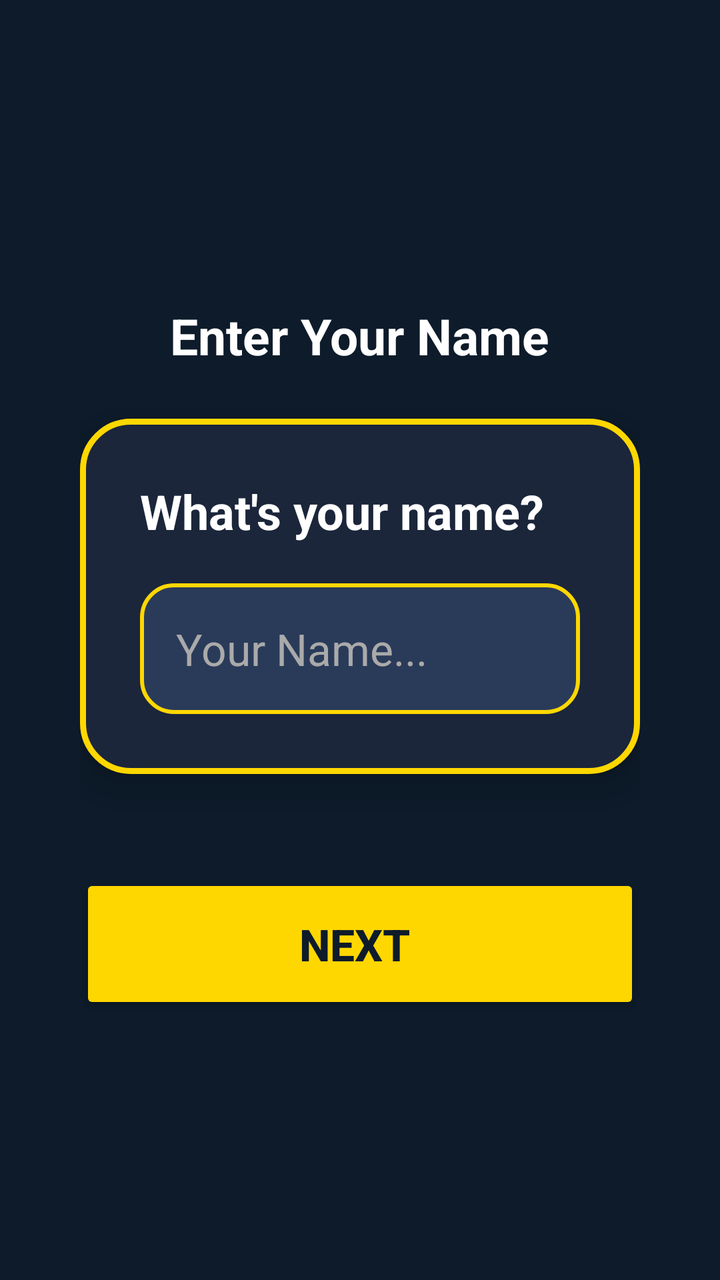
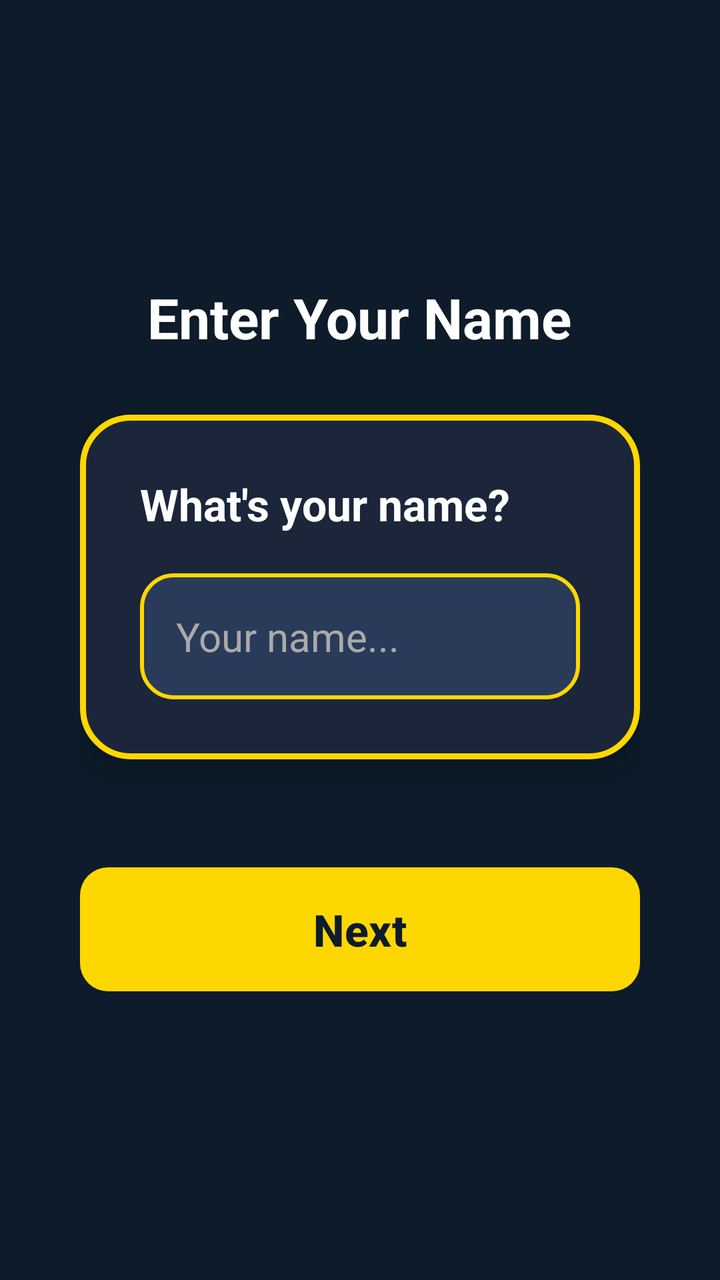

An Android layout rendered at two revisions. The XML below is the earlier revision; the diff shows what the commit changed to produce the second picture.
<!-- AndroidManifest.xml: application theme Theme.QuizApp -->
<!-- res/layout/activity_name.xml -->
<?xml version="1.0" encoding="utf-8"?>
<LinearLayout xmlns:android="http://schemas.android.com/apk/res/android"
    android:layout_width="match_parent"
    android:layout_height="match_parent"
    android:orientation="vertical"
    android:gravity="center"
    android:padding="40dp"
    android:background="#0D1B2A">

    <LinearLayout
        android:layout_width="wrap_content"
        android:layout_height="wrap_content"
        android:orientation="horizontal"
        android:layout_marginBottom="20dp">

        <TextView
            android:layout_width="wrap_content"
            android:layout_height="wrap_content"
            android:textSize="42sp" />

        <TextView
            android:layout_width="wrap_content"
            android:layout_height="wrap_content"
            android:text="Enter Your Name"
            android:textSize="25sp"
            android:textStyle="bold"
            android:textColor="#FFFFFF"
            android:layout_marginHorizontal="16dp" />

        <TextView
            android:layout_width="wrap_content"
            android:layout_height="wrap_content"
            android:textSize="42sp" />
    </LinearLayout>

    <LinearLayout
        android:layout_width="match_parent"
        android:layout_height="wrap_content"
        android:orientation="vertical"
        android:background="@drawable/input_card_bg"
        android:padding="30dp"
        android:elevation="10dp">

        <TextView
            android:layout_width="wrap_content"
            android:layout_height="wrap_content"
            android:text="What's your name?"
            android:textSize="24sp"
            android:textColor="#FFFFFF"
            android:textStyle="bold"
            android:layout_marginBottom="20dp" />

        <EditText
            android:id="@+id/nameInput"
            android:layout_width="match_parent"
            android:layout_height="wrap_content"
            android:hint="Your Name..."
            android:textSize="22sp"
            android:textColor="#FFFFFF"
            android:textColorHint="#AAAAAA"
            android:background="@drawable/edittext_bg"
            android:padding="18dp"
            android:inputType="textPersonName"
            android:imeOptions="actionDone"
            android:singleLine="true" />
    </LinearLayout>

    <Button
        android:id="@+id/nextBtn"
        android:layout_width="match_parent"
        android:layout_height="70dp"
        android:text="Next "
        android:textSize="22sp"
        android:textStyle="bold"
        android:textColor="#0D1B2A"
        android:backgroundTint="#FFD700"
        android:layout_marginTop="50dp"
        android:padding="18dp"
        android:elevation="10dp" />

</LinearLayout>
<!-- resources referenced by this layout -->
<resources>
  <!-- drawable edittext_bg (drawable) -->
  <?xml version="1.0" encoding="utf-8"?>
  <shape xmlns:android="http://schemas.android.com/apk/res/android">
      <solid android:color="#2A3B5A" />
      <corners android:radius="16dp" />
      <stroke
          android:width="2dp"
          android:color="#FFD700" />
  </shape>
  <!-- drawable input_card_bg (drawable) -->
  <?xml version="1.0" encoding="utf-8"?>
  <shape xmlns:android="http://schemas.android.com/apk/res/android">
      <solid android:color="#1B263B" />
      <stroke
          android:width="3dp"
          android:color="#FFD700" />
      <corners android:radius="24dp" />
  </shape>
  <style name="Theme.QuizApp" parent="Base.Theme.QuizApp" />
  <style name="Base.Theme.QuizApp" parent="Theme.Material3.DayNight.NoActionBar">
          
          
      </style>
</resources>

<!-- the commit's change to res/layout/activity_name.xml (unified diff, before → after) -->
@@ -1,5 +1,6 @@
 <?xml version="1.0" encoding="utf-8"?>
 <LinearLayout xmlns:android="http://schemas.android.com/apk/res/android"
+    xmlns:app="http://schemas.android.com/apk/res-auto"
     android:layout_width="match_parent"
     android:layout_height="match_parent"
     android:orientation="vertical"
@@ -7,32 +8,17 @@
     android:padding="40dp"
     android:background="#0D1B2A">
 
-    <LinearLayout
+    
+    <TextView
         android:layout_width="wrap_content"
         android:layout_height="wrap_content"
-        android:orientation="horizontal"
-        android:layout_marginBottom="20dp">
+        android:text="Enter Your Name"
+        android:textSize="28sp"
+        android:textStyle="bold"
+        android:textColor="#FFFFFF"
+        android:layout_marginBottom="30dp"/>
 
-        <TextView
-            android:layout_width="wrap_content"
-            android:layout_height="wrap_content"
-            android:textSize="42sp" />
-
-        <TextView
-            android:layout_width="wrap_content"
-            android:layout_height="wrap_content"
-            android:text="Enter Your Name"
-            android:textSize="25sp"
-            android:textStyle="bold"
-            android:textColor="#FFFFFF"
-            android:layout_marginHorizontal="16dp" />
-
-        <TextView
-            android:layout_width="wrap_content"
-            android:layout_height="wrap_content"
-            android:textSize="42sp" />
-    </LinearLayout>
-
+    
     <LinearLayout
         android:layout_width="match_parent"
         android:layout_height="wrap_content"
@@ -45,37 +31,38 @@
             android:layout_width="wrap_content"
             android:layout_height="wrap_content"
             android:text="What's your name?"
-            android:textSize="24sp"
+            android:textSize="22sp"
+            android:textStyle="bold"
             android:textColor="#FFFFFF"
-            android:textStyle="bold"
-            android:layout_marginBottom="20dp" />
+            android:layout_marginBottom="20dp"/>
 
         <EditText
             android:id="@+id/nameInput"
             android:layout_width="match_parent"
             android:layout_height="wrap_content"
-            android:hint="Your Name..."
-            android:textSize="22sp"
+            android:hint="Your name..."
+            android:textSize="20sp"
             android:textColor="#FFFFFF"
             android:textColorHint="#AAAAAA"
             android:background="@drawable/edittext_bg"
             android:padding="18dp"
             android:inputType="textPersonName"
             android:imeOptions="actionDone"
-            android:singleLine="true" />
+            android:singleLine="true"/>
     </LinearLayout>
 
-    <Button
+    
+    <com.google.android.material.button.MaterialButton
         android:id="@+id/nextBtn"
         android:layout_width="match_parent"
         android:layout_height="70dp"
-        android:text="Next "
+        android:layout_marginTop="50dp"
+        android:text="Next"
         android:textSize="22sp"
         android:textStyle="bold"
         android:textColor="#0D1B2A"
-        android:backgroundTint="#FFD700"
-        android:layout_marginTop="50dp"
-        android:padding="18dp"
-        android:elevation="10dp" />
+        app:backgroundTint="#FFD700"
+        app:elevation="10dp"
+        app:cornerRadius="14dp"/>
 
 </LinearLayout>
